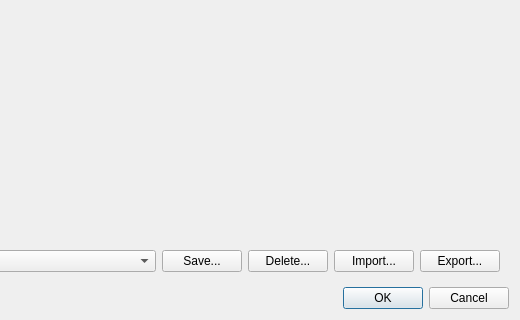
Old version of the form common/lc_minifigdialog.ui in the repository nathaneltitane/studworks; both pictures show x 459 to 979 and y 96 to 416 of the 979 by 416 pixel window.
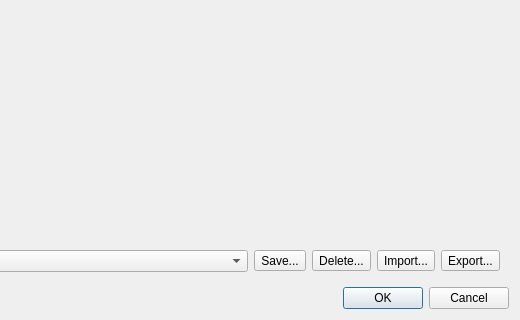
New version of the form.

Commit message: Show Default Template, put Add to Model on the template row and tighten the minifigure panel

Diff of the .ui file:
```diff
--- a/common/lc_minifigdialog.ui
+++ b/common/lc_minifigdialog.ui
@@ -54,7 +54,7 @@
        </widget>
       </item>
       <item>
-       <widget class="QPushButton" name="TemplateSaveButton">
+       <widget class="QToolButton" name="TemplateSaveButton">
         <property name="toolTip">
          <string>Save the current minifigure configuration as a named template.</string>
         </property>
@@ -67,7 +67,7 @@
        </widget>
       </item>
       <item>
-       <widget class="QPushButton" name="TemplateDeleteButton">
+       <widget class="QToolButton" name="TemplateDeleteButton">
         <property name="toolTip">
          <string>Delete the selected saved template.</string>
         </property>
@@ -80,7 +80,7 @@
        </widget>
       </item>
       <item>
-       <widget class="QPushButton" name="TemplateImportButton">
+       <widget class="QToolButton" name="TemplateImportButton">
         <property name="toolTip">
          <string>Add templates from a .minifig file.</string>
         </property>
@@ -93,7 +93,7 @@
        </widget>
       </item>
       <item>
-       <widget class="QPushButton" name="TemplateExportButton">
+       <widget class="QToolButton" name="TemplateExportButton">
         <property name="toolTip">
          <string>Save the entire template collection to a .minifig file.</string>
         </property>
```
The commit also changes 1 other file.
